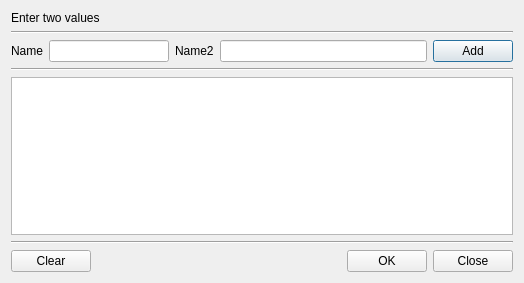
Above: BerEditor/two_list_dlg.ui from jykim74/BerEditor before the change. Below: the same form after it.
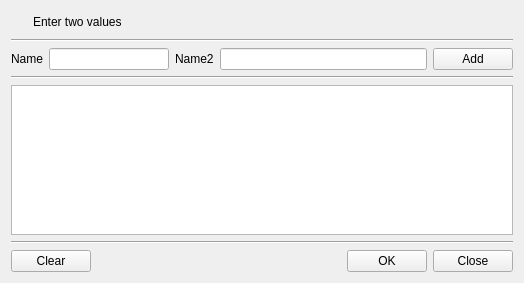
That is the form after the change. Icons and pictures are not drawn.

The edit to the form file:
```diff
--- a/BerEditor/two_list_dlg.ui
+++ b/BerEditor/two_list_dlg.ui
@@ -15,11 +15,44 @@
   </property>
   <layout class="QVBoxLayout" name="verticalLayout">
    <item>
-    <widget class="QLabel" name="mTitleLabel">
-     <property name="text">
-      <string>Enter two values</string>
+    <layout class="QGridLayout" name="gridLayout_3">
+     <property name="topMargin">
+      <number>0</number>
      </property>
-    </widget>
+     <item row="0" column="1">
+      <widget class="QLabel" name="mTitleLabel">
+       <property name="text">
+        <string>Enter two values</string>
+       </property>
+      </widget>
+     </item>
+     <item row="0" column="0">
+      <widget class="QPushButton" name="pushButton">
+       <property name="minimumSize">
+        <size>
+         <width>16</width>
+         <height>0</height>
+        </size>
+       </property>
+       <property name="maximumSize">
+        <size>
+         <width>16</width>
+         <height>16777215</height>
+        </size>
+       </property>
+       <property name="text">
+        <string/>
+       </property>
+       <property name="icon">
+        <iconset resource="bereditor.qrc">
+         <normaloff>:/images/info.png</normaloff>:/images/info.png</iconset>
+       </property>
+       <property name="flat">
+        <bool>true</bool>
+       </property>
+      </widget>
+     </item>
+    </layout>
    </item>
    <item>
     <widget class="Line" name="line_2">
```
Left out of the diff: 4 changed lines with no effect on the pictures.
